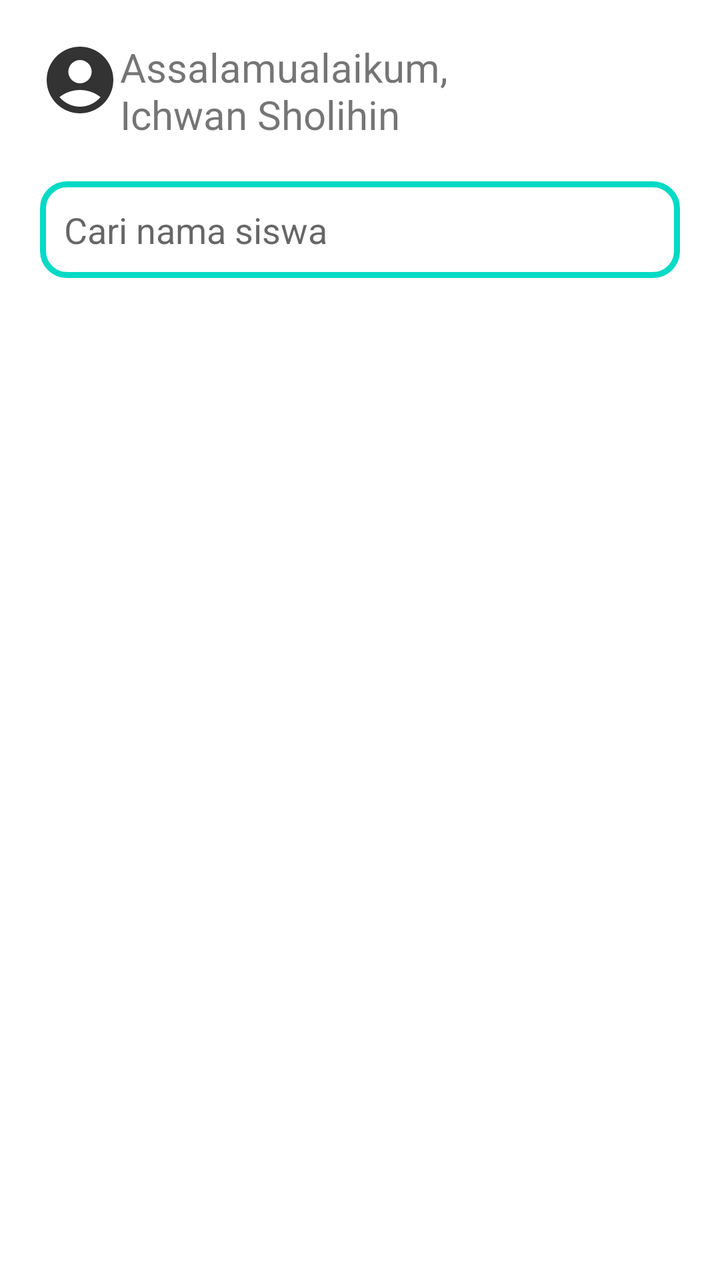
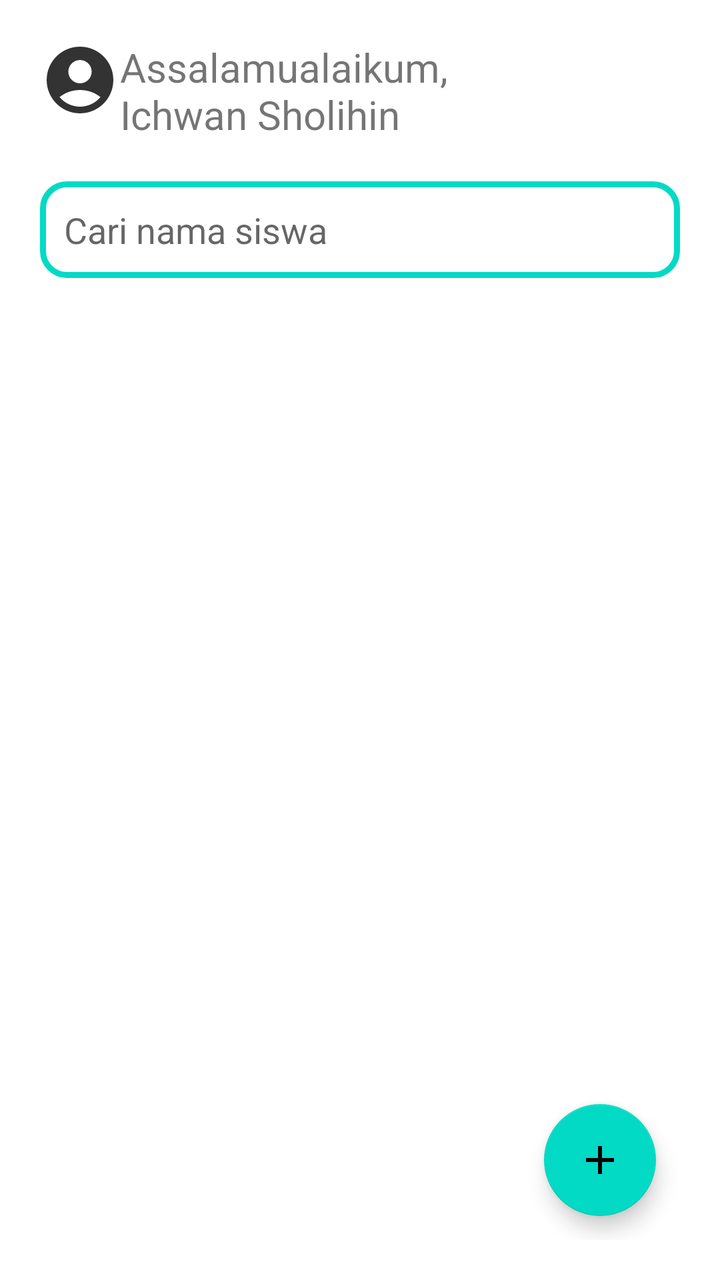

Before-and-after screenshots of an Android layout around one commit, followed by the original layout XML and the change that was made.
<!-- AndroidManifest.xml: application theme Theme.SchoolReport -->
<!-- res/layout/activity_teacher.xml -->
<?xml version="1.0" encoding="utf-8"?>
<androidx.constraintlayout.widget.ConstraintLayout xmlns:android="http://schemas.android.com/apk/res/android"
android:layout_width="match_parent"
android:layout_height="match_parent"
xmlns:tools="http://schemas.android.com/tools"
xmlns:app="http://schemas.android.com/apk/res-auto"
android:padding="20dp"
tools:context=".view.MainActivity">

    <ImageView
        android:id="@+id/navigation_bar"
        android:layout_width="40dp"
        android:layout_height="40dp"
        android:src="@drawable/account_circle"
        android:contentDescription="@string/app_name"
        app:layout_constraintTop_toTopOf="parent"
        app:layout_constraintStart_toStartOf="parent"/>

    <TextView
        android:id="@+id/greeting_tv"
        android:layout_width="wrap_content"
        android:layout_height="wrap_content"
        android:text="@string/greetings"
        android:textSize="20sp"
        app:layout_constraintTop_toTopOf="parent"
        app:layout_constraintStart_toEndOf="@id/navigation_bar"/>

    <EditText
        android:id="@+id/search_et"
        android:layout_width="match_parent"
        android:layout_height="wrap_content"
        android:background="@drawable/bg_shape_outline"
        android:focusableInTouchMode="true"
        android:padding="12dp"
        android:layout_marginTop="20dp"
        android:autofillHints="name"
        android:inputType="textPersonName"
        android:hint="@string/cari_nama_siswa"
        app:layout_constraintTop_toBottomOf="@id/greeting_tv"
        app:layout_constraintStart_toStartOf="parent"
        app:layout_constraintEnd_toEndOf="parent"/>

    <androidx.recyclerview.widget.RecyclerView
        android:id="@+id/list_student_rv"
        android:layout_width="match_parent"
        android:layout_height="wrap_content"
        tools:listitem="@layout/item_student"
        android:layout_marginTop="15dp"
        app:layout_constraintTop_toBottomOf="@id/search_et"/>

</androidx.constraintlayout.widget.ConstraintLayout>
<!-- res/layout/item_student.xml (included above) -->
<?xml version="1.0" encoding="utf-8"?>
<RelativeLayout xmlns:android="http://schemas.android.com/apk/res/android"
    android:layout_width="match_parent"
    android:layout_height="wrap_content"
    xmlns:app="http://schemas.android.com/apk/res-auto"
    android:layout_marginTop="12dp"
    android:layout_marginBottom="12dp">

    <com.google.android.material.card.MaterialCardView
        android:id="@+id/student_item_cv"
        android:layout_width="match_parent"
        android:layout_height="wrap_content"
        style="?attr/materialCardViewElevatedStyle"
        app:cardElevation="12dp">

        <androidx.constraintlayout.widget.ConstraintLayout
            android:layout_width="match_parent"
            android:layout_height="wrap_content"
            android:padding="15dp">

            <ImageView
                android:id="@+id/avatar_img"
                android:layout_width="30dp"
                android:layout_height="30dp"
                android:layout_margin="12dp"
                app:layout_constraintTop_toTopOf="parent"
                app:layout_constraintStart_toStartOf="parent"
                android:src="@drawable/person_outline"/>

            <TextView
                android:id="@+id/name_tv"
                android:layout_width="wrap_content"
                android:layout_height="wrap_content"
                android:text="@string/app_name"
                android:textSize="15sp"
                app:layout_constraintStart_toEndOf="@id/avatar_img"
                app:layout_constraintTop_toTopOf="parent"/>

            <TextView
                android:id="@+id/class_tv"
                android:layout_width="wrap_content"
                android:layout_height="wrap_content"
                android:text="@string/app_name"
                android:textSize="12sp"
                android:layout_marginTop="5dp"
                app:layout_constraintStart_toEndOf="@id/avatar_img"
                app:layout_constraintTop_toBottomOf="@id/name_tv"/>

        </androidx.constraintlayout.widget.ConstraintLayout>
    </com.google.android.material.card.MaterialCardView>

</RelativeLayout>
<!-- resources referenced by this layout -->
<resources>
  <!-- drawable account_circle (drawable) -->
  <vector xmlns:android="http://schemas.android.com/apk/res/android" android:alpha="0.8" android:height="24dp" android:tint="#000000" android:viewportHeight="24" android:viewportWidth="24" android:width="24dp">
        
      <path android:fillColor="@android:color/white" android:pathData="M12,2C6.48,2 2,6.48 2,12s4.48,10 10,10s10,-4.48 10,-10S17.52,2 12,2zM12,6c1.93,0 3.5,1.57 3.5,3.5S13.93,13 12,13s-3.5,-1.57 -3.5,-3.5S10.07,6 12,6zM12,20c-2.03,0 -4.43,-0.82 -6.14,-2.88C7.55,15.8 9.68,15 12,15s4.45,0.8 6.14,2.12C16.43,19.18 14.03,20 12,20z"/>
      
  </vector>
  <!-- drawable bg_shape_outline (drawable) -->
  <?xml version="1.0" encoding="utf-8"?>
  <shape xmlns:android="http://schemas.android.com/apk/res/android">
  
      <stroke android:color="@color/teal_200"
          android:width="3dp"/>
  
      <solid android:color="@color/white"/>
  
      <corners android:radius="12dp"/>
  </shape>
  <!-- drawable person_outline (drawable) -->
  <vector xmlns:android="http://schemas.android.com/apk/res/android" android:alpha="0.8" android:height="24dp" android:tint="#000000" android:viewportHeight="24" android:viewportWidth="24" android:width="24dp">
  
      <path android:fillColor="@android:color/white" android:pathData="M12,5.9c1.16,0 2.1,0.94 2.1,2.1s-0.94,2.1 -2.1,2.1S9.9,9.16 9.9,8s0.94,-2.1 2.1,-2.1m0,9c2.97,0 6.1,1.46 6.1,2.1v1.1L5.9,18.1L5.9,17c0,-0.64 3.13,-2.1 6.1,-2.1M12,4C9.79,4 8,5.79 8,8s1.79,4 4,4 4,-1.79 4,-4 -1.79,-4 -4,-4zM12,13c-2.67,0 -8,1.34 -8,4v3h16v-3c0,-2.66 -5.33,-4 -8,-4z"/>
      
  </vector>
  <string name="app_name">SchoolReport</string>
  <string name="cari_nama_siswa">Cari nama siswa</string>
  <string name="greetings">Assalamualaikum, \nIchwan Sholihin</string>
  <style name="Theme.SchoolReport" parent="Theme.MaterialComponents.DayNight.NoActionBar" />
  <color name="teal_200">#FF03DAC5</color>
  <color name="white">#FFFFFFFF</color>
</resources>

<!-- the commit's change to res/layout/activity_teacher.xml (unified diff, before → after) -->
@@ -47,6 +47,16 @@ tools:context=".view.MainActivity">
         tools:listitem="@layout/item_student"
         android:layout_marginTop="15dp"
         app:layout_constraintTop_toBottomOf="@id/search_et"/>
+
+    <com.google.android.material.floatingactionbutton.FloatingActionButton
+        android:id="@+id/add_question_fab"
+        android:layout_width="wrap_content"
+        android:layout_height="wrap_content"
+        android:src="@drawable/baseline_add"
+        android:layout_margin="12dp"
+        android:contentDescription="@string/app_name"
+        app:layout_constraintBottom_toBottomOf="parent"
+        app:layout_constraintEnd_toEndOf="parent"/>
 
 </androidx.constraintlayout.widget.ConstraintLayout>
 <!-- res/layout/item_student.xml (included above) -->
<!-- resource entries referenced after the edit -->
@@ -4,6 +4,12 @@
   <vector xmlns:android="http://schemas.android.com/apk/res/android" android:alpha="0.8" android:height="24dp" android:tint="#000000" android:viewportHeight="24" android:viewportWidth="24" android:width="24dp">
         
       <path android:fillColor="@android:color/white" android:pathData="M12,2C6.48,2 2,6.48 2,12s4.48,10 10,10s10,-4.48 10,-10S17.52,2 12,2zM12,6c1.93,0 3.5,1.57 3.5,3.5S13.93,13 12,13s-3.5,-1.57 -3.5,-3.5S10.07,6 12,6zM12,20c-2.03,0 -4.43,-0.82 -6.14,-2.88C7.55,15.8 9.68,15 12,15s4.45,0.8 6.14,2.12C16.43,19.18 14.03,20 12,20z"/>
+      
+  </vector>
+  <!-- drawable baseline_add (drawable) -->
+  <vector xmlns:android="http://schemas.android.com/apk/res/android" android:height="24dp" android:tint="#000000" android:viewportHeight="24" android:viewportWidth="24" android:width="24dp">
+        
+      <path android:fillColor="@android:color/white" android:pathData="M19,13h-6v6h-2v-6H5v-2h6V5h2v6h6v2z"/>
       
   </vector>
   <!-- drawable bg_shape_outline (drawable) -->
